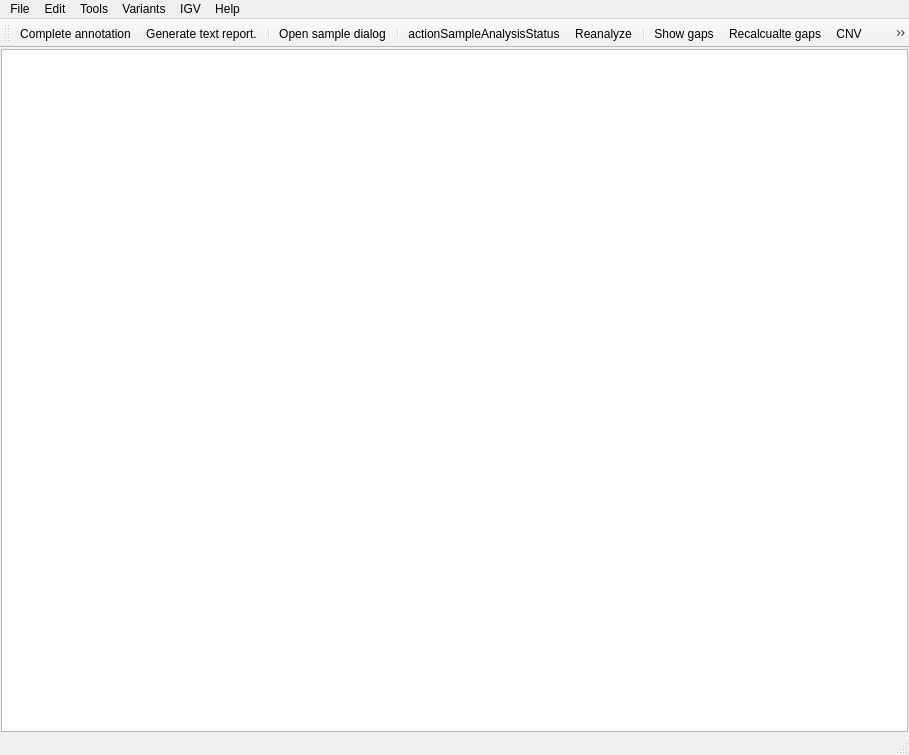
Before: the Qt Designer form src/GSvar/MainWindow.ui in imgag/ngs-bits, drawn with Qt 5.
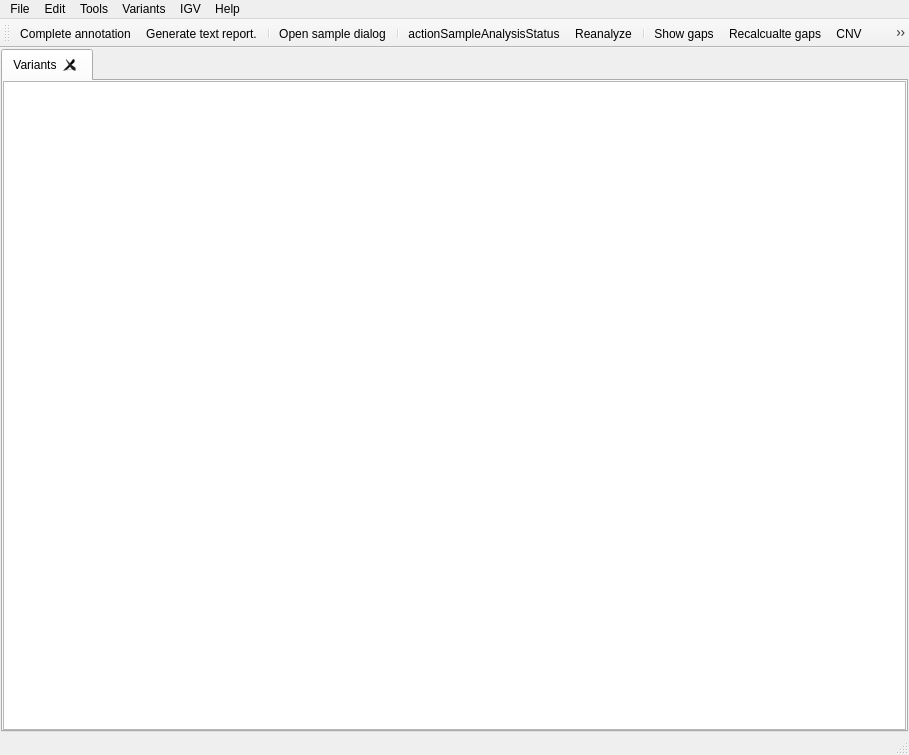
After: the same form once the commit is applied. Icons and pictures are not drawn.

Commit message: GSvar: added tab-based interface for processed sample infos.

```diff
--- a/src/GSvar/MainWindow.ui
+++ b/src/GSvar/MainWindow.ui
@@ -21,21 +21,52 @@
     <normaloff>:/Icons/Icon.png</normaloff>:/Icons/Icon.png</iconset>
   </property>
   <widget class="QWidget" name="centralWidget">
+   <layout class="QVBoxLayout" name="verticalLayout_2">
+    <property name="spacing">
+     <number>1</number>
+    </property>
+    <property name="leftMargin">
+     <number>1</number>
+    </property>
+    <property name="topMargin">
+     <number>1</number>
+    </property>
+    <property name="rightMargin">
+     <number>1</number>
+    </property>
+    <property name="bottomMargin">
+     <number>1</number>
+    </property>
+    <item>
+     <widget class="QTabWidget" name="tabs">
+      <property name="currentIndex">
+       <number>0</number>
+      </property>
+      <property name="tabsClosable">
+       <bool>true</bool>
+      </property>
+      <property name="tabBarAutoHide">
+       <bool>false</bool>
+      </property>
+      <widget class="QWidget" name="tab">
+       <attribute name="title">
+        <string>Variants</string>
+       </attribute>
    <layout class="QVBoxLayout" name="verticalLayout">
     <property name="spacing">
-     <number>3</number>
+         <number>0</number>
     </property>
     <property name="leftMargin">
-     <number>1</number>
+         <number>0</number>
     </property>
     <property name="topMargin">
-     <number>1</number>
+         <number>0</number>
     </property>
     <property name="rightMargin">
-     <number>1</number>
+         <number>0</number>
     </property>
     <property name="bottomMargin">
-     <number>1</number>
+         <number>0</number>
     </property>
     <item>
      <widget class="QTableWidget" name="vars">
@@ -64,6 +95,10 @@
     </item>
    </layout>
   </widget>
+     </widget>
+    </item>
+   </layout>
+  </widget>
   <widget class="QMenuBar" name="menuBar">
    <property name="geometry">
     <rect>
```
Left out of the diff: 4 changed lines with no effect on the pictures. Lines whose indentation alone changed are shown as unchanged. The commit also changes 5 other files.
